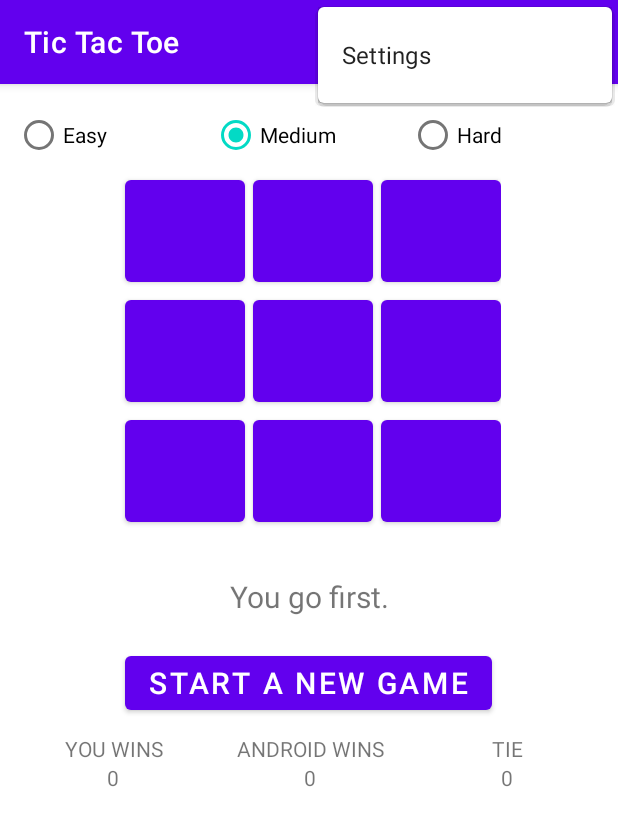
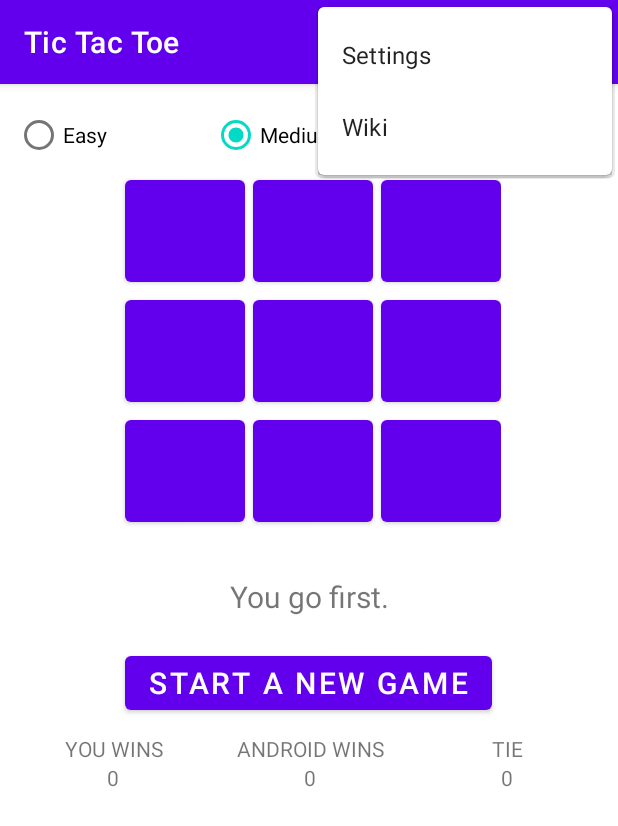
Before and after one commit to DkiJing/Tik-Tac-Toe-backup, an Android app: the screen it shows after launch (MainActivity), with the options menu open, on a phone screen of 412 x 824 dp. Shown: the top 826 px of the screen. Run offline under Robolectric (Android 15) with nearby library versions, the phone set to English and light mode, and no system bars; libraries missing offline, so code that uses them is left out: com.afollestad.materialdialogs.

Commit message:
wiki is added.

```diff
--- a/app/src/main/res/menu/menu_options.xml
+++ b/app/src/main/res/menu/menu_options.xml
@@ -9,6 +9,11 @@
         android:title="@string/menu_settings"
         app:showAsAction="never" />
     <item
+        android:id="@+id/action_about"
+        android:orderInCategory="100"
+        android:title="@string/wiki"
+        app:showAsAction="never" />
+    <item
         android:id="@+id/menu_exit"
         android:title="@string/exit"
         app:showAsAction="ifRoom" />
--- a/app/src/main/res/values/strings.xml
+++ b/app/src/main/res/values/strings.xml
@@ -32,4 +32,6 @@
     <string name="x_turn">It\'s X\'s turn</string>
     <string name="o_rst">O won!</string>
     <string name="x_rst">X won!</string>
+    <string name="wiki">Wiki</string>
+    <string name="wiki_uri">https://en.wikipedia.org/wiki/Tic-tac-toe</string>
 </resources>
```
Also changed, not shown: app/src/main/java/com/example/tictactoe/MainActivity.kt (+11 -0 lines), app/src/main/java/com/example/tictactoe/TwoPlayerActivity.kt (+11 -0 lines), 1 other file.
